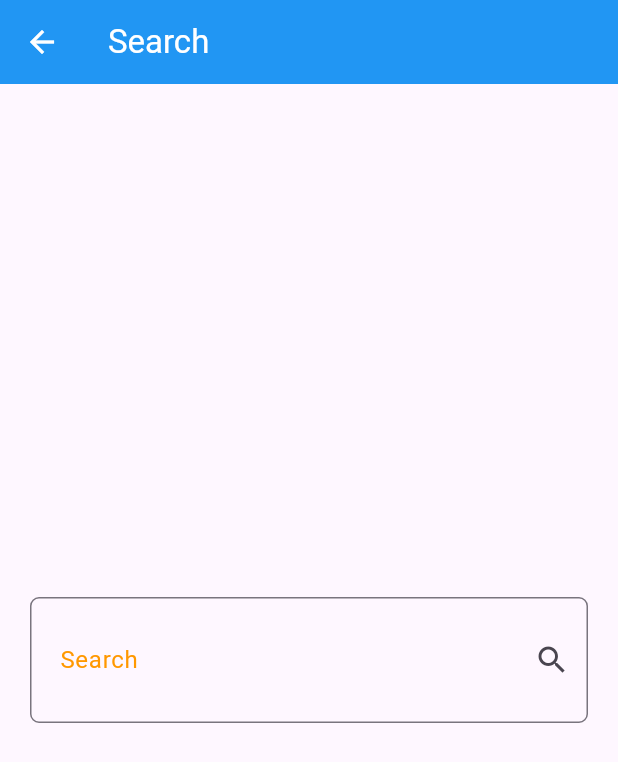
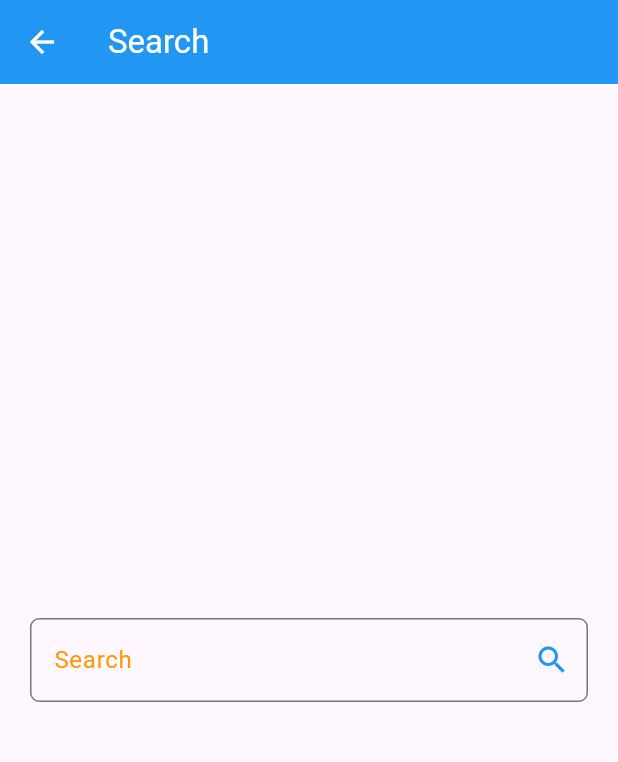
Before and after one commit to RanaAshraf20/weather_app, a Flutter app: the SearchView screen opened directly, on a phone screen of 412 x 824 dp. Shown: the top 762 px of the screen. Run offline on Flutter 3.47's test engine with Material 3 defaults, Android fonts, the phone set to English and light mode, and no system bars; our stand-ins replace dio.

Commit message:
update text input field

```diff
--- a/lib/shared_components/text_input_field.dart
+++ b/lib/shared_components/text_input_field.dart
@@ -12,36 +12,64 @@ class TextInputField extends StatelessWidget {
     this.label = '',
     this.labelColor = Colors.blue,
     this.suffixIcon,
+    this.enabled = true,
+    this.borderColor = Colors.blue,
+    this.disabledBorderColor = Colors.blue,
+    this.disabledborderRadius = 0,
+    this.enabledBorderColor = Colors.blue,
+    this.enabledborderRadius = 0,
+    this.focusedborderRadius = 0,
+    this.contentPadding,
+    this.suffixIconColor= Colors.blue,
   });
 
   final TextEditingController? controller;
   final String hintText;
   final Color hintColor;
+  final bool enabled;
+  final Color borderColor;
+  final double borderRadius;
+  final Color disabledBorderColor;
+  final double disabledborderRadius;
+  final Color enabledBorderColor;
+  final double enabledborderRadius;
   final Color focusedBorderColor;
-  final double borderRadius;
+  final double focusedborderRadius;
   final ValueChanged<String> onSubmitted;
   final String label;
   final Color labelColor;
   final IconData? suffixIcon;
+  final Color? suffixIconColor;
+  final EdgeInsetsGeometry? contentPadding;
+
   @override
   Widget build(BuildContext context) {
     return TextField(
+      enabled: enabled,
       controller: controller,
       onSubmitted: onSubmitted,
       decoration: InputDecoration(
         suffixIcon: Icon(suffixIcon),
+        suffixIconColor: suffixIconColor,
         label: Text(label),
         labelStyle: TextStyle(color: labelColor),
         hintText: hintText,
         hintStyle: TextStyle(color: hintColor),
-          contentPadding:
-              const EdgeInsets.symmetric(vertical: 30, horizontal: 16),
+        contentPadding: contentPadding,
         border: OutlineInputBorder(
             borderRadius: BorderRadius.circular(borderRadius),
+            borderSide: BorderSide(color: borderColor)),
+        // enabledBorder: OutlineInputBorder(
+        //     borderRadius: BorderRadius.circular(enabledborderRadius),
+        //     borderSide: BorderSide(color: enabledBorderColor)),
+        // focusedBorder: OutlineInputBorder(
+        //   borderRadius: BorderRadius.circular(focusedborderRadius),
+        //   borderSide: BorderSide(color: focusedBorderColor),
+        // ),
+        // disabledBorder: OutlineInputBorder(
+        //     borderRadius: BorderRadius.circular(disabledborderRadius),
+        //     borderSide: BorderSide(color: disabledBorderColor)),
       ),
-          focusedBorder: OutlineInputBorder(
-              borderRadius: BorderRadius.circular(borderRadius),
-              borderSide: BorderSide(color: focusedBorderColor))),
     );
   }
 }
```
Lines whose indentation alone changed are shown as unchanged.
